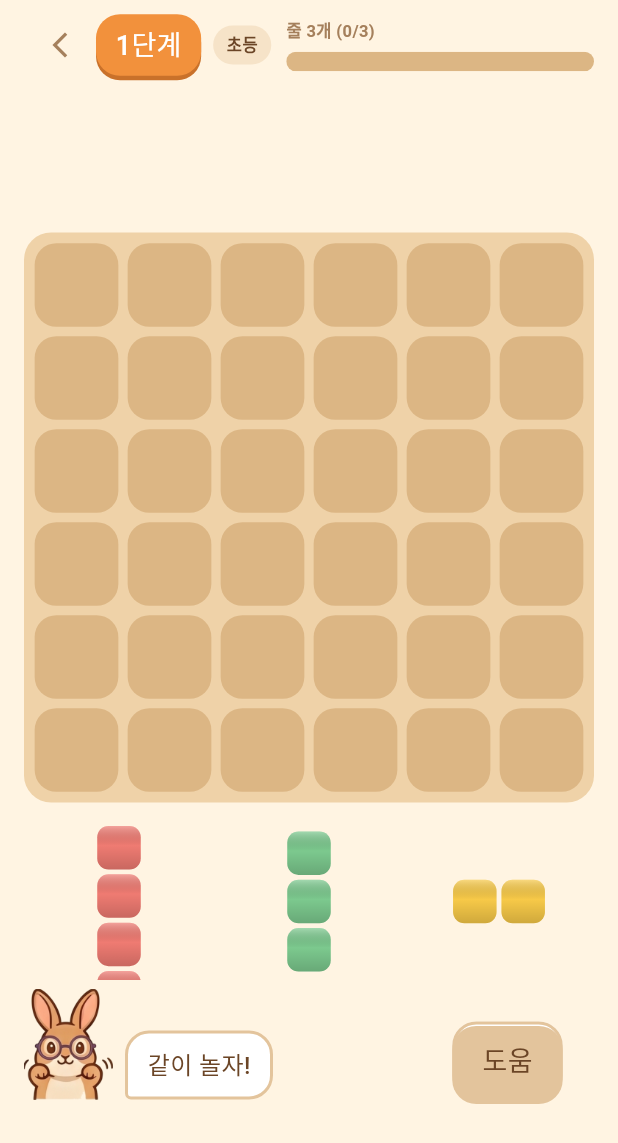
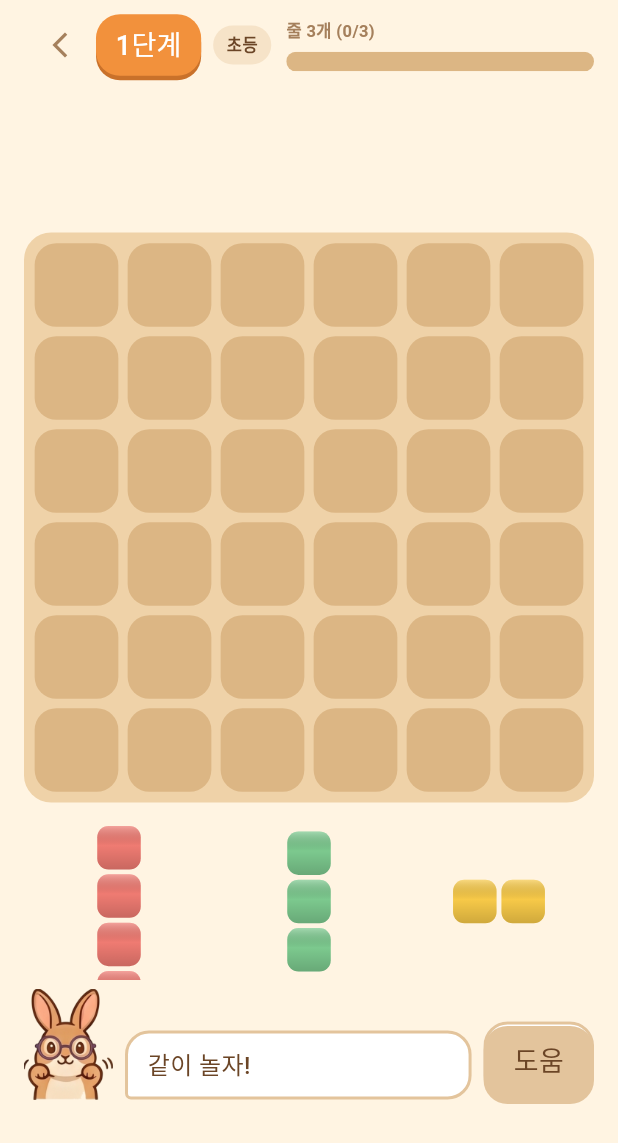
Before and after one commit to respop-collab/gamja_blocks, a Flutter app: the screen it shows after launch, after a tap on "시작하기", on a phone screen of 412 x 824 dp. Shown: the top 1143 px of the screen. Run offline on Flutter 3.47's test engine with Material 3 defaults, Android fonts, the phone set to English and light mode, and no system bars; our stand-ins replace google_mobile_ads, in_app_purchase, shared_preferences; network calls fail; Roboto replaces fonts that are missing (GothicA1, Jua).

Commit message:
드래그 동작 수정

```diff
--- a/lib/ui/game_screen.dart
+++ b/lib/ui/game_screen.dart
@@ -370,7 +370,7 @@ class _GameScreenState extends State<GameScreen> with WidgetsBindingObserver {
                   final tl = _ghostTopLeft(_dragAt, dragPiece, cell);
                   final pad = media.padding;
                   return Positioned(
-                    left: tl.dx - 16,
+                    left: tl.dx - pad.left,
                     top: tl.dy - pad.top,
                     child: IgnorePointer(
                       child: PieceView(piece: dragPiece, cell: cell, opacity: 0.92),
@@ -517,10 +517,18 @@ class _GameScreenState extends State<GameScreen> with WidgetsBindingObserver {
 
   Widget _traySlot(int i, double trayCell) {
     final p = _e.tray[i];
-    if (p == null || _dragIndex == i) return const SizedBox.shrink();
+    if (p == null) return const SizedBox.shrink();
     final key = _trayKeys[i];
-    return Center(
-      child: GestureDetector(
+    final dragging = _dragIndex == i;
+
+    // 제스처를 붙들고 있는 위젯을 드래그 도중에 트리에서 빼면 안 된다.
+    // 위젯이 사라지면 제스처 인식기가 함께 파기되어
+    // onPanUpdate 와 onPanEnd 가 아예 호출되지 않는다.
+    // 그래서 없애지 않고 투명하게만 만든다. 자리도 그대로 유지된다.
+    //
+    // 또한 손가락으로 집는 영역을 칸 전체로 넓힌다.
+    // 도형 그림에만 반응하면 작은 도형을 집기가 어렵다.
+    return GestureDetector(
       behavior: HitTestBehavior.opaque,
       onPanStart: (d) {
         final box = key.currentContext?.findRenderObject() as RenderBox?;
@@ -530,7 +538,11 @@ class _GameScreenState extends State<GameScreen> with WidgetsBindingObserver {
       onPanUpdate: _onPanUpdate,
       onPanEnd: (_) => _onPanEnd(),
       onPanCancel: _onPanEnd,
+      child: Center(
+        child: Opacity(
+          opacity: dragging ? 0.0 : 1.0,
           child: PieceView(key: key, piece: p, cell: trayCell),
+        ),
       ),
     );
   }
--- a/lib/ui/widgets.dart
+++ b/lib/ui/widgets.dart
@@ -172,7 +172,10 @@ class BuddyBar extends StatelessWidget {
       children: [
         Image.asset(sprite, height: 74, filterQuality: FilterQuality.medium),
         const SizedBox(width: 8),
-        Flexible(
+        // Flexible 과 Spacer 를 한 줄에 같이 쓰면 Spacer 가 남은 자리를 먼저
+        // 가져가 말풍선이 좁아지고 글자가 여러 줄로 접힌다.
+        // 말풍선이 남은 자리를 차지하게 하고, 글자는 한 줄로 고정한다.
+        Expanded(
           child: Container(
             padding: const EdgeInsets.symmetric(horizontal: 13, vertical: 9),
             decoration: BoxDecoration(
@@ -185,11 +188,16 @@ class BuddyBar extends StatelessWidget {
                 bottomLeft: Radius.circular(4),
               ),
             ),
-            child: Text(text,
-                style: const TextStyle(fontFamily: 'Jua', fontSize: 16, color: kInk)),
+            child: Text(
+              text,
+              maxLines: 1,
+              overflow: TextOverflow.ellipsis,
+              softWrap: false,
+              style: const TextStyle(fontFamily: 'Jua', fontSize: 16, color: kInk),
+            ),
           ),
         ),
-        if (trailing != null) ...[const Spacer(), trailing!],
+        if (trailing != null) ...[const SizedBox(width: 8), trailing!],
       ],
     );
   }
```
Lines whose indentation alone changed are shown as unchanged.
